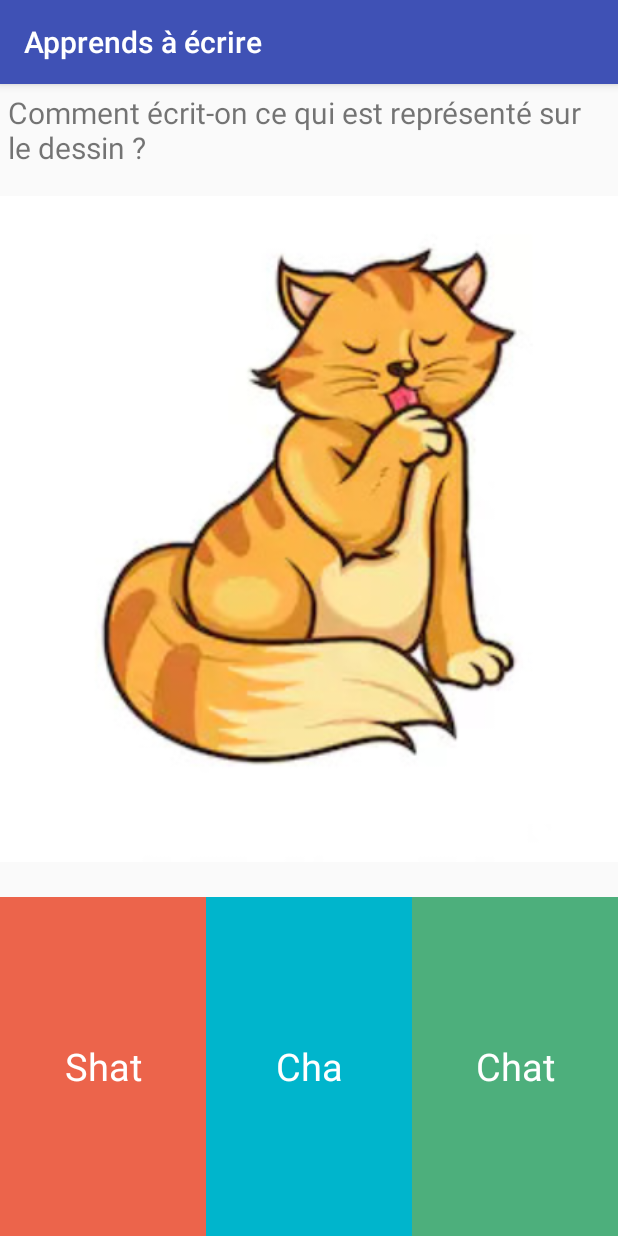
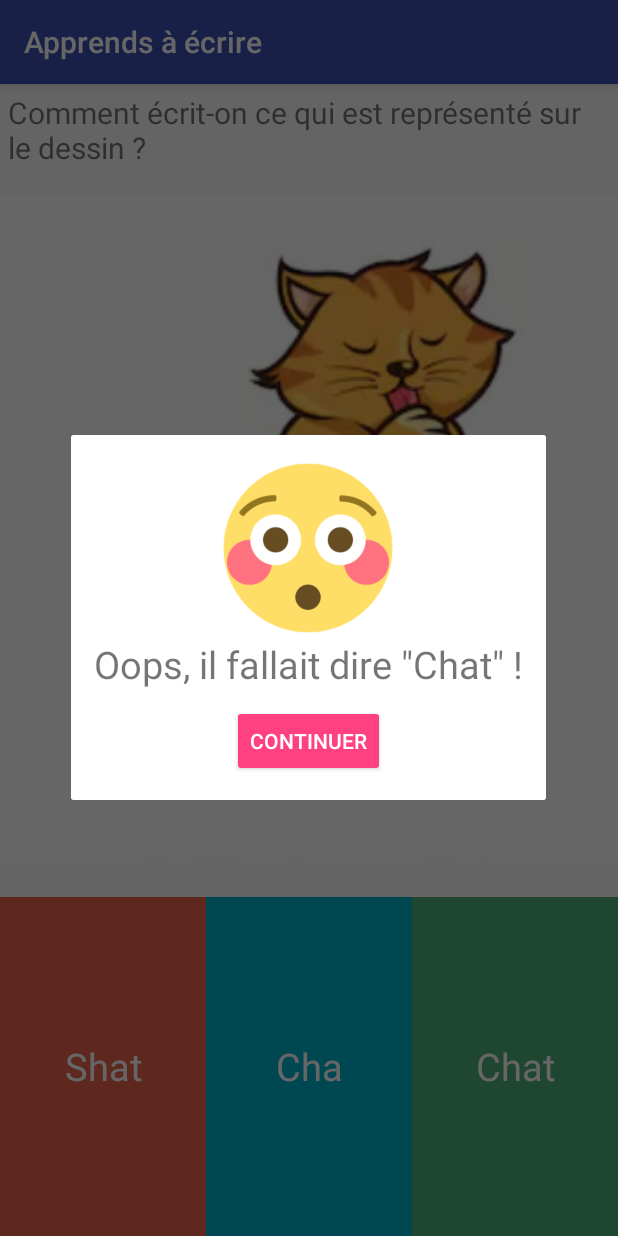
Before and after one commit to felixSabatie/LearnToDraw, an Android app: the screen it shows after launch (MainActivity), after a tap on "Shat", on a phone screen of 412 x 824 dp. Run offline under Robolectric (Android 15) with nearby library versions, the phone set to English and light mode, and no system bars.

Commit message:
Good dialog

```diff
--- a/app/src/main/java/com/sabatie/felix/learntodraw/MainActivity.kt
+++ b/app/src/main/java/com/sabatie/felix/learntodraw/MainActivity.kt
@@ -1,24 +1,23 @@
 package com.sabatie.felix.learntodraw
 
 import android.content.Intent
-import android.graphics.Color
 import android.os.Bundle
 import android.support.v4.content.res.ResourcesCompat
 import android.support.v7.app.AppCompatActivity
 import android.view.View
-import android.widget.Button
 import android.widget.LinearLayout
 import android.widget.TextView
 import com.sabatie.felix.learntodraw.fragments.ResponseButton
+import com.sabatie.felix.learntodraw.fragments.ResponseDialog
 import com.sabatie.felix.learntodraw.game.Game
 import com.sabatie.felix.learntodraw.game.Question
 import com.sabatie.felix.learntodraw.game.Response
+
 
 class MainActivity : AppCompatActivity(), ResponseButton.OnResponseButtonClicked {
     // send to bob.menelas@gmail.com
 
     private lateinit var responseText: TextView
-    private lateinit var nextButton: Button
     private lateinit var responsesContainer: LinearLayout
 
     private lateinit var game: Game
@@ -38,7 +37,7 @@ class MainActivity : AppCompatActivity(), ResponseButton.OnResponseButtonClicked
 
         responses.add(Response(false, "Shat"))
         responses.add(Response(false, "Cha"))
-        responses.add(Response(false, "Chat"))
+        responses.add(Response(true, "Chat"))
 
         questions.add(Question("Lequel de ces mots représente ce qui est sur l'image ?", responses))
 
@@ -68,24 +67,27 @@ class MainActivity : AppCompatActivity(), ResponseButton.OnResponseButtonClicked
     }
 
     override fun onResponseClicked(response: Response) {
-        if (response.valid) displayTrue()
-        else displayFalse()
+        displayDialog(response.valid)
     }
 
-    private fun displayFalse() {
-        responseText.setTextColor(Color.RED)
-        responseText.text = "Mauvais réponse, il fallait dire \"Chat\" !"
-        displayNextButton()
-    }
+    private fun displayDialog(success: Boolean) {
+        val ft = fragmentManager.beginTransaction()
+        val prev = fragmentManager.findFragmentByTag("dialog")
+        if (prev != null) {
+            ft.remove(prev)
+        }
+        ft.addToBackStack(null)
+        val responseDialog = ResponseDialog()
 
-    private fun displayTrue() {
-        responseText.setTextColor(Color.GREEN)
-        responseText.text = "Bonne réponse !"
-        displayNextButton()
-    }
+        val args = Bundle()
+        val image = if(success) R.drawable.success else R.drawable.oops
+        val text = if(success) "Bravo ! C'était bien \"Chat !\""
+            else "Oops, il fallait dire \"Chat\" !"
 
-    private fun displayNextButton() {
-        nextButton.visibility = View.VISIBLE
+        args.putInt("resultImage", image)
+        args.putString("resultText", text)
+        responseDialog.arguments = args
+        responseDialog.show(ft, "dialog")
     }
 
     fun navigate(view: View) {
--- a/app/src/main/java/com/sabatie/felix/learntodraw/fragments/ResponseDialog.kt
+++ b/app/src/main/java/com/sabatie/felix/learntodraw/fragments/ResponseDialog.kt
@@ -1,21 +1,35 @@
 package com.sabatie.felix.learntodraw.fragments
 
-import android.app.AlertDialog
-import android.app.Dialog
-import android.content.DialogInterface
+import android.app.DialogFragment
 import android.os.Bundle
-import android.support.v4.app.DialogFragment
 import android.view.LayoutInflater
 import android.view.View
 import android.view.ViewGroup
+import android.widget.Button
+import android.widget.ImageView
+import android.widget.TextView
 import com.sabatie.felix.learntodraw.R
 
 class ResponseDialog : DialogFragment() {
+
+    lateinit var dialogText: TextView
+    lateinit var nextButton: Button
+    lateinit var resultImage: ImageView
+
     override fun onCreate(savedInstanceState: Bundle?) {
         super.onCreate(savedInstanceState)
     }
 
     override fun onCreateView(inflater: LayoutInflater, container: ViewGroup?, savedInstanceState: Bundle?): View? {
-        val view =
+        val v = inflater.inflate(R.layout.fragment_response_dialog, container, false)
+        isCancelable = false
+
+        dialogText = v.findViewById(R.id.dialogText)
+        nextButton = v.findViewById(R.id.nextButton)
+        resultImage = v.findViewById(R.id.resultImage)
+        arguments?.getInt("resultImage")?.let { resultImage.setImageResource(it) }
+        arguments?.getString("resultText")?.let { dialogText.text = it }
+
+        return v
     }
 }
--- a/app/src/main/res/layout/fragment_response_dialog.xml
+++ b/app/src/main/res/layout/fragment_response_dialog.xml
@@ -1,20 +1,38 @@
 <?xml version="1.0" encoding="utf-8"?>
-<FrameLayout xmlns:android="http://schemas.android.com/apk/res/android"
-             xmlns:tools="http://schemas.android.com/tools"
-             android:layout_width="fill_parent"
-             android:layout_height="fill_parent"
-             android:id="@+id/container"
-             android:background="#AA404040"
-             tools:context=".fragments.ResponseDialog">
+<LinearLayout xmlns:android="http://schemas.android.com/apk/res/android"
+  xmlns:tools="http://schemas.android.com/tools"
+  android:layout_height="wrap_content"
+  android:layout_width="wrap_content"
+  tools:context=".fragments.ResponseDialog"
+  android:background="#FFF"
+  android:orientation="vertical"
+  android:padding="15dp">
 
-    <TextView
-            android:id="@+id/dialogText"
-            android:layout_height="200dp"
-            android:layout_width="300dp"
-            android:gravity="center"
-            android:textSize="25sp"
-            android:text="Test dialog"
-            android:background="#FFF"
+  <ImageView
+    android:id="@+id/resultImage"
+    android:layout_height="wrap_content"
+    android:layout_width="120dp"
+    android:layout_gravity="center"
+    android:adjustViewBounds="true"
+    android:scaleType="fitCenter"/>
+
+  <TextView
+    android:id="@+id/dialogText"
+    android:layout_height="wrap_content"
+    android:layout_width="wrap_content"
+    android:gravity="center"
+    android:textSize="25sp"
     />
 
-</FrameLayout>
+  <Button
+    android:layout_height="wrap_content"
+    android:layout_width="wrap_content"
+    android:id="@+id/nextButton"
+    android:gravity="center"
+    android:layout_marginTop="10dp"
+    android:layout_gravity="center"
+    android:backgroundTint="@color/colorAccent"
+    android:textColor="#FFF"
+    android:text="Continuer"/>
+
+</LinearLayout>
```
Also changed, not shown: app/src/main/res/drawable/oops.png (added), app/src/main/res/drawable/success.png (added).
